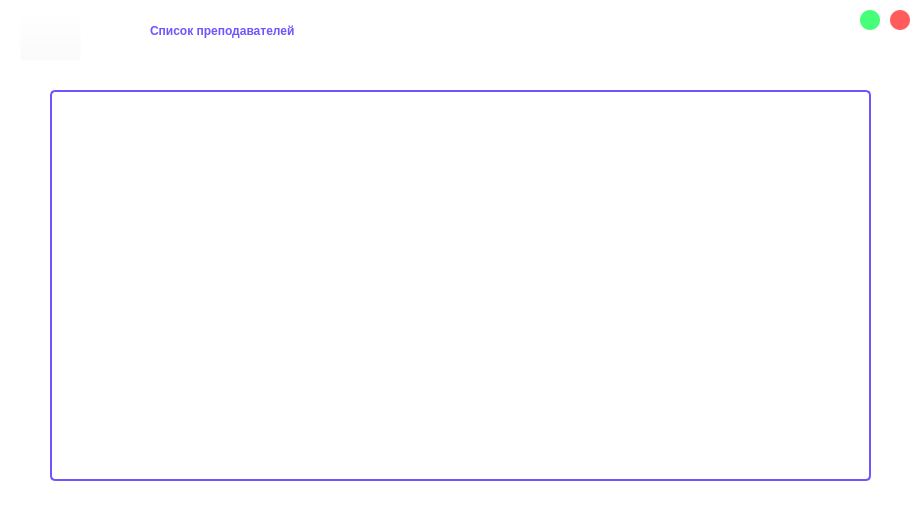
This is project/list_of_prof.ui in AssasinNik/meow as Qt 5 draws it before an edit. The edited form follows.
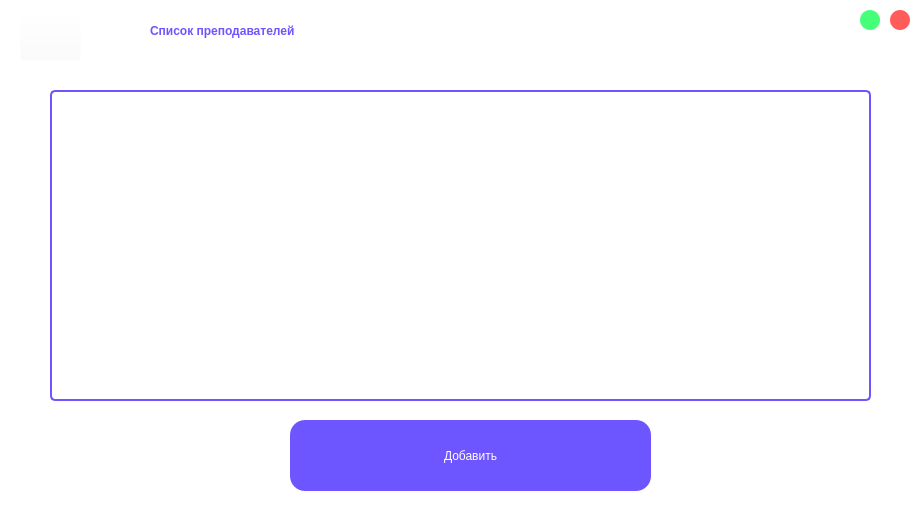
This is the edited form. Icons and pictures are not drawn.

Patch:
```diff
--- a/project/list_of_prof.ui
+++ b/project/list_of_prof.ui
@@ -101,7 +101,7 @@
      <x>50</x>
      <y>90</y>
      <width>821</width>
-     <height>391</height>
+     <height>311</height>
     </rect>
    </property>
    <property name="styleSheet">
@@ -199,6 +199,40 @@
     <string/>
    </property>
   </widget>
+  <widget class="QPushButton" name="pushButton">
+   <property name="geometry">
+    <rect>
+     <x>290</x>
+     <y>420</y>
+     <width>361</width>
+     <height>71</height>
+    </rect>
+   </property>
+   <property name="autoFillBackground">
+    <bool>false</bool>
+   </property>
+   <property name="styleSheet">
+    <string notr="true">QPushButton{
+	color: rgb(255, 255, 255);
+	background-color: #6D55FF;
+	border-radius: 15px; 
+	font: 75 25pt &quot;Karla&quot; bold;
+	border: 2px;
+}
+QPushButton:pressed{
+	background-color: #A597FF;
+}</string>
+   </property>
+   <property name="text">
+    <string>Добавить</string>
+   </property>
+   <property name="default">
+    <bool>false</bool>
+   </property>
+   <property name="flat">
+    <bool>false</bool>
+   </property>
+  </widget>
  </widget>
  <resources>
   <include location="greeting.qrc"/>
```
